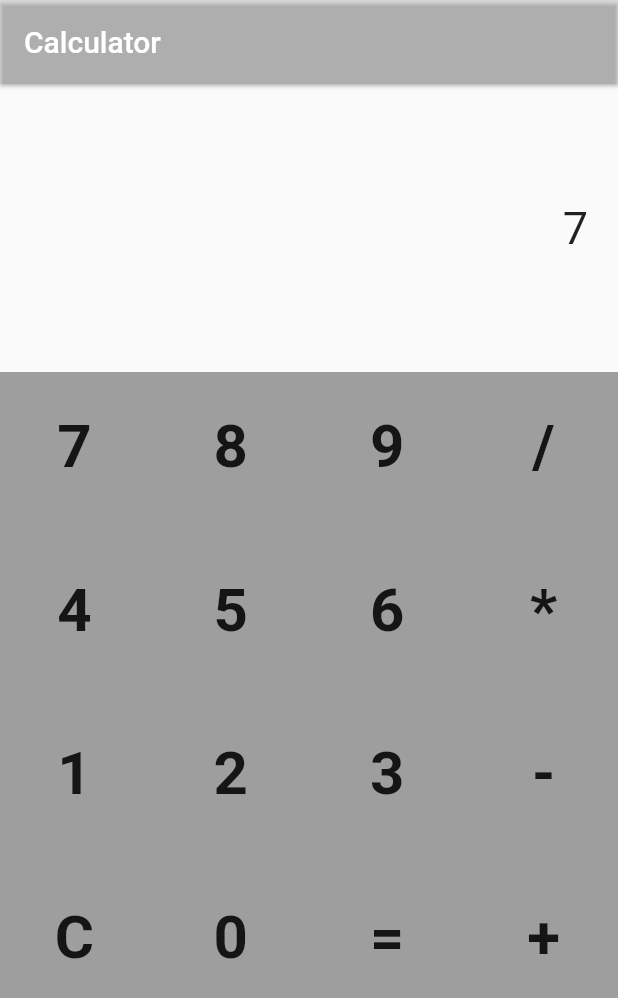
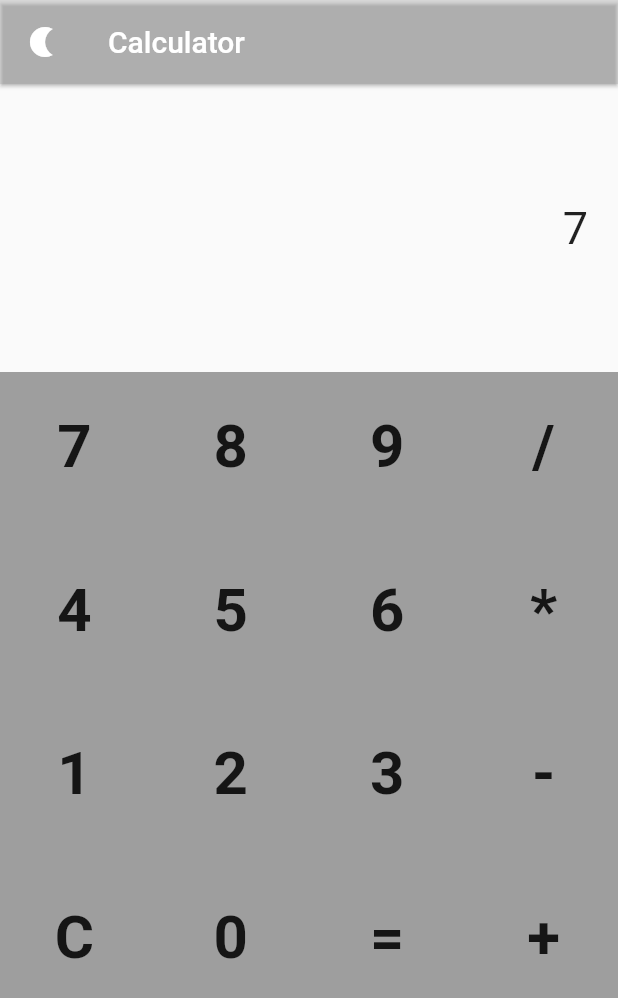
Before and after one commit to SEKI-YUTA/Flutter_calculator, a Flutter app: the screen it shows after launch, after a tap on an icon or button, on a phone screen of 412 x 824 dp. Shown: the top 998 px of the screen. Run offline on Flutter 3.47's test engine with Material 2 defaults, Android fonts, the phone set to English and light mode, and no system bars; our stand-ins replace get, get_storage, math_expressions.

Commit message:
feature: swithing theme light and dark

```diff
--- a/lib/calculator.dart
+++ b/lib/calculator.dart
@@ -1,4 +1,5 @@
 import 'package:calculator/keyboard.dart';
+import 'package:calculator/service/Theme_service.dart';
 import 'package:calculator/text_field.dart';
 import 'package:flutter/material.dart';
 
@@ -17,6 +18,13 @@ class _CalculatorState extends State<Calculator> {
         title: const Text('Calculator'),
         backgroundColor: Colors.grey.withOpacity(0.3),
         elevation: 1,
+        leading: IconButton(
+          icon: Icon(Icons.nightlight),
+          onPressed: () {
+            ThemeService().switchTheme();
+            print('pressed');
+          },
+        ),
       ),
       body: Container(
         child: Column(
--- a/lib/main.dart
+++ b/lib/main.dart
@@ -1,7 +1,13 @@
 import 'package:calculator/calculator.dart';
+import 'package:calculator/service/Theme_service.dart';
+import 'package:calculator/theme.dart';
 import 'package:flutter/material.dart';
+import 'package:get/get.dart';
+import 'package:get_storage/get_storage.dart';
 
-void main() {
+Future<void> main() async {
+  WidgetsFlutterBinding.ensureInitialized();
+  await GetStorage.init();
   runApp(const MyApp());
 }
 
@@ -11,21 +17,12 @@ class MyApp extends StatelessWidget {
   // This widget is the root of your application.
   @override
   Widget build(BuildContext context) {
-    return MaterialApp(
+    return GetMaterialApp(
       debugShowCheckedModeBanner: false,
       title: 'Flutter Demo',
-      theme: ThemeData(
-        // This is the theme of your application.
-        //
-        // Try running your application with "flutter run". You'll see the
-        // application has a blue toolbar. Then, without quitting the app, try
-        // changing the primarySwatch below to Colors.green and then invoke
-        // "hot reload" (press "r" in the console where you ran "flutter run",
-        // or simply save your changes to "hot reload" in a Flutter IDE).
-        // Notice that the counter didn't reset back to zero; the application
-        // is not restarted.
-        primarySwatch: Colors.blue,
-      ),
+      theme: Themes.light,
+      darkTheme: Themes.dark,
+      themeMode: ThemeService().theme,
       home: Calculator(),
     );
   }
--- /dev/null
+++ b/lib/service/Theme_service.dart
@@ -0,0 +1,18 @@
+import 'package:flutter/material.dart';
+import 'package:get/get.dart';
+import 'package:get_storage/get_storage.dart';
+
+class ThemeService {
+  final _box = GetStorage();
+  final _key = "isDarkMode";
+
+  void _saveThemeToBox(bool isDarkMode) => _box.write(_key, isDarkMode);
+
+  bool _loadThemeFromBox() => _box.read(_key) ?? false;
+  ThemeMode get theme => _loadThemeFromBox() ? ThemeMode.dark : ThemeMode.light;
+
+  void switchTheme() {
+    Get.changeThemeMode(_loadThemeFromBox() ? ThemeMode.light : ThemeMode.dark);
+    _saveThemeToBox(!_loadThemeFromBox());
+  }
+}
--- /dev/null
+++ b/lib/theme.dart
@@ -0,0 +1,16 @@
+import 'package:flutter/material.dart';
+
+const Color bluishClr = Color(0xFF4e5ae8);
+const primaryClr = bluishClr;
+const Color darkGreyClr = Color(0xFF121212);
+
+class Themes {
+  static final light = ThemeData(
+      backgroundColor: Colors.white,
+      primaryColor: primaryClr,
+      brightness: Brightness.light);
+  static final dark = ThemeData(
+      backgroundColor: darkGreyClr,
+      primaryColor: darkGreyClr,
+      brightness: Brightness.dark);
+}
```
